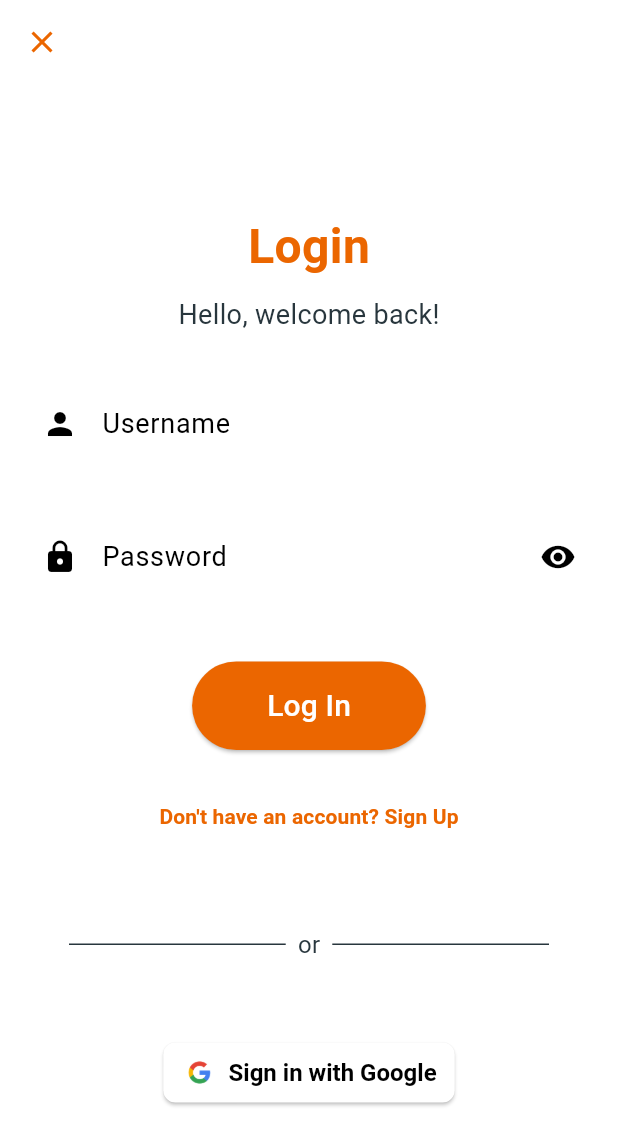
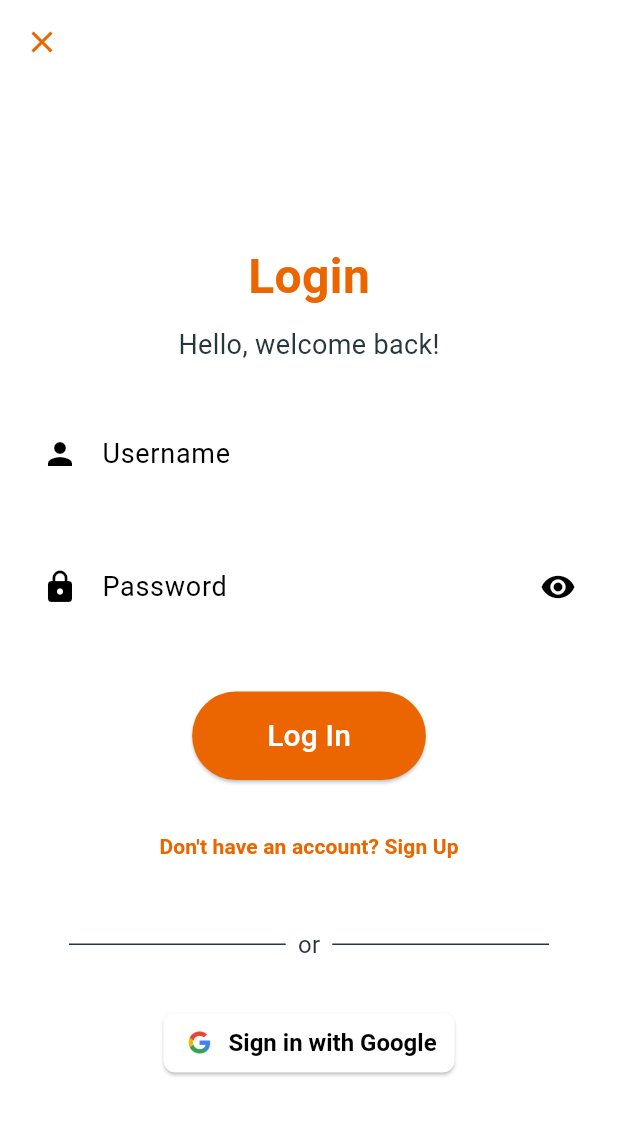
Before and after one commit to Kasador/MeowMeet, a Flutter app: the LoginScreen screen opened by its route, on a phone screen of 412 x 824 dp. Shown: the top 1145 px of the screen. Run offline on Flutter 3.47's test engine with Material 3 defaults, Android fonts, the phone set to English and light mode, and no system bars; our stand-ins replace buttons_tabbar, cloud_firestore, country_picker, firebase_auth, firebase_core, firebase_database and 11 more; missing offline and left inert: country_codes_info, flag, navigation_view, profanity_filter; accounts and stored records are empty; project files that could hold a hidden picture were left out.

Commit message:
[UPDATE] Minior update, styles.

```diff
--- a/lib/screens/login_screen.dart
+++ b/lib/screens/login_screen.dart
@@ -179,7 +179,7 @@ class _LoginScreenState extends State<LoginScreen> {
                             ),
                           ),
                         ),
-                        const SizedBox(height: 50),
+                        const SizedBox(height: 30),
                         Row(
                           children: [
                             Expanded(
@@ -202,7 +202,7 @@ class _LoginScreenState extends State<LoginScreen> {
                             ),
                           ],
                         ),
-                        const SizedBox(height: 50),
+                        const SizedBox(height: 30),
                         ElevatedButton.icon(
                           icon: Image.asset(
                             'assets/images/google_logo.png',
```
